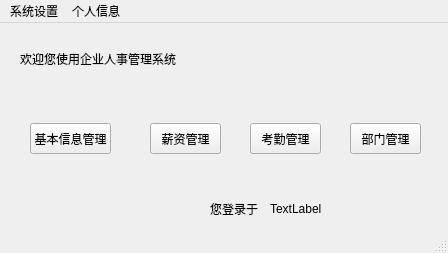
Old version of the form ManageSystem/manager.ui in the repository skyformat99/ManagerSystem.
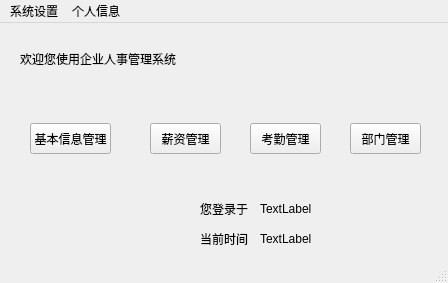
New version of the form.

```diff
--- a/ManageSystem/manager.ui
+++ b/ManageSystem/manager.ui
@@ -7,7 +7,7 @@
     <x>0</x>
     <y>0</y>
     <width>448</width>
-    <height>253</height>
+    <height>283</height>
    </rect>
   </property>
   <property name="windowTitle">
@@ -82,7 +82,7 @@
    <widget class="QLabel" name="strLabel">
     <property name="geometry">
      <rect>
-      <x>210</x>
+      <x>200</x>
       <y>170</y>
       <width>54</width>
       <height>31</height>
@@ -92,10 +92,36 @@
      <string>您登录于</string>
     </property>
    </widget>
+   <widget class="QLabel" name="nowTimeLabel">
+    <property name="geometry">
+     <rect>
+      <x>260</x>
+      <y>200</y>
+      <width>171</width>
+      <height>31</height>
+     </rect>
+    </property>
+    <property name="text">
+     <string>TextLabel</string>
+    </property>
+   </widget>
+   <widget class="QLabel" name="strNowtimeLabel">
+    <property name="geometry">
+     <rect>
+      <x>200</x>
+      <y>200</y>
+      <width>61</width>
+      <height>31</height>
+     </rect>
+    </property>
+    <property name="text">
+     <string>当前时间</string>
+    </property>
+   </widget>
    <widget class="QLabel" name="timeLabel">
     <property name="geometry">
      <rect>
-      <x>270</x>
+      <x>260</x>
       <y>170</y>
       <width>171</width>
       <height>31</height>
```
Left out of the diff: 2 changed lines with no effect on the pictures.
